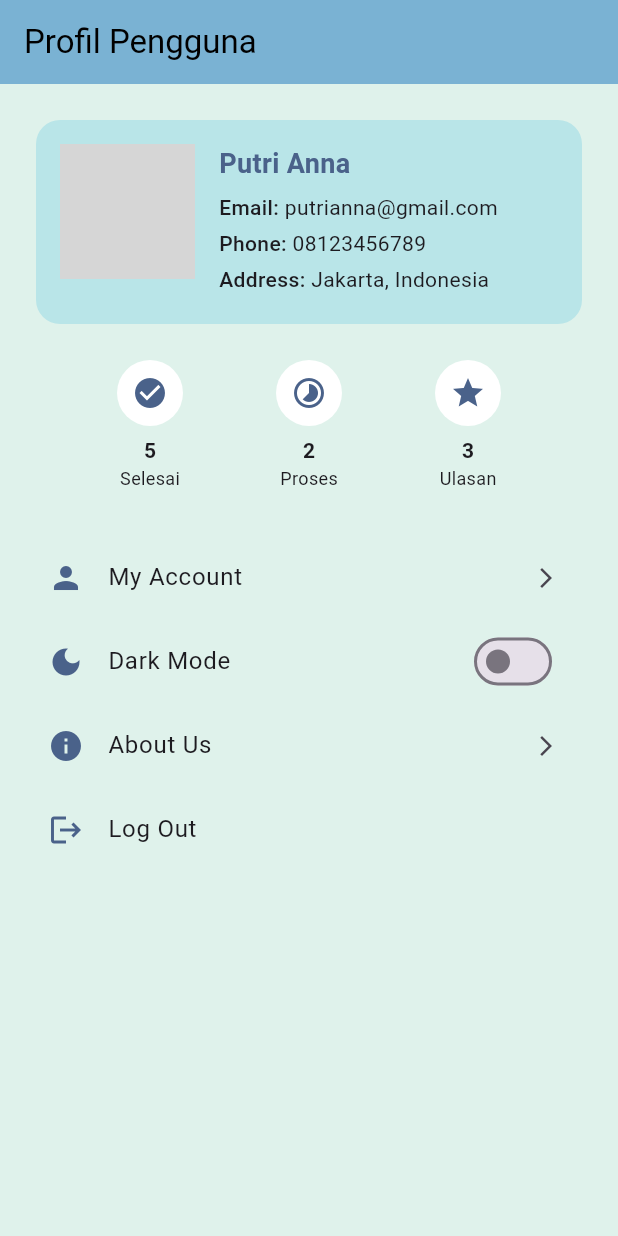
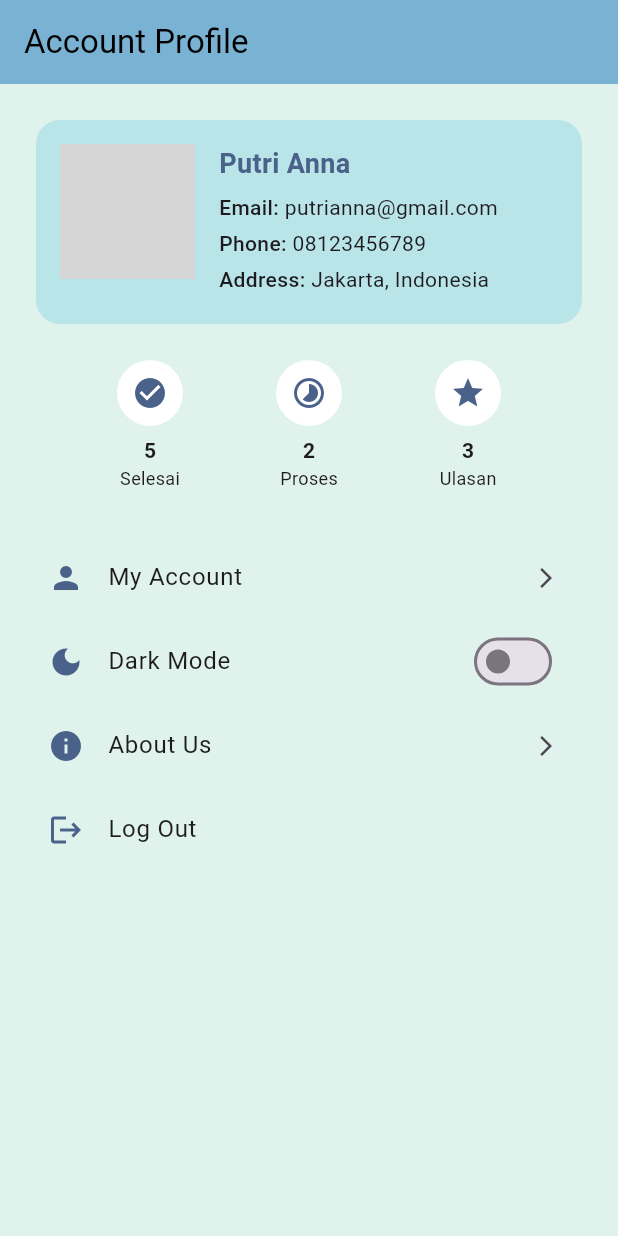
Before and after one commit to imxey/mobprog_3, a Flutter app: the ProfileScreen screen opened directly, on a phone screen of 412 x 824 dp. Run offline on Flutter 3.47's test engine with Material 3 defaults, Android fonts, the phone set to English and light mode, and no system bars; our stand-ins replace flutter_rating_bar, infinite_carousel; network calls fail; grey boxes are pictures that could not be loaded.

Commit message:
tiny changess

```diff
--- a/lib/pages/profile.dart
+++ b/lib/pages/profile.dart
@@ -12,7 +12,7 @@ class ProfileScreen extends StatelessWidget {
       appBar: AppBar(
         automaticallyImplyLeading: false,
         backgroundColor: const Color(0xFF7AB2D3),
-        title: const Text("Profil Pengguna", style: TextStyle(color: Colors.black)),
+        title: const Text("Account Profile", style: TextStyle(color: Colors.black)),
       ),
       body: ListView(
         padding: const EdgeInsets.symmetric(vertical: 24, horizontal: 16),
```
